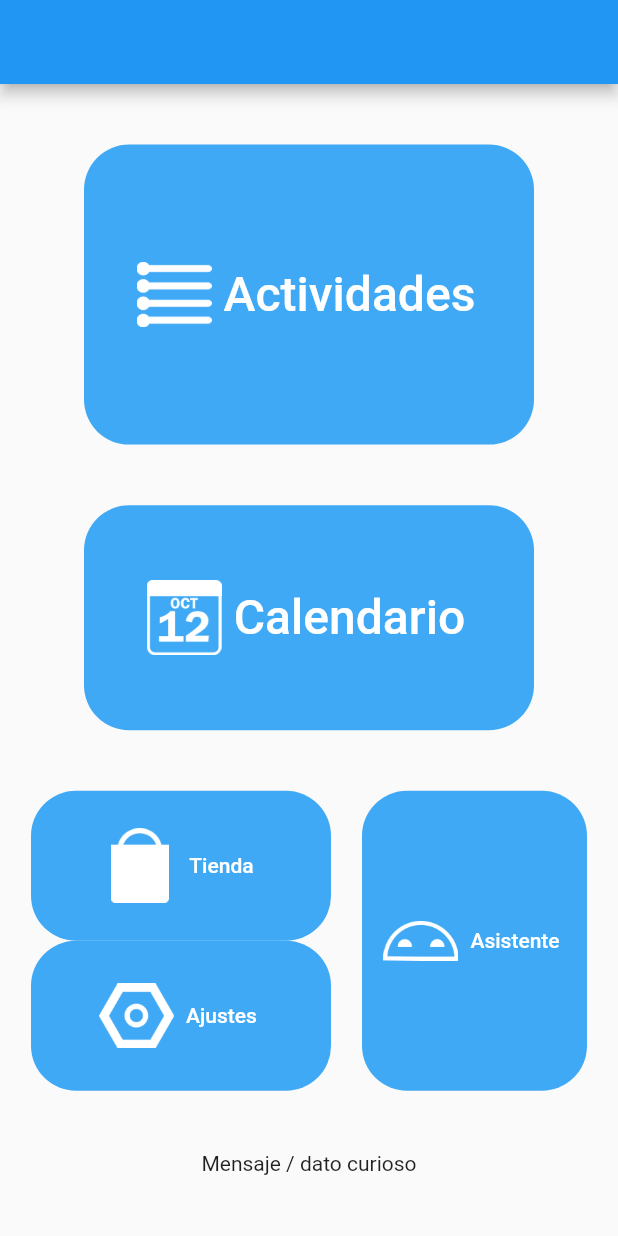
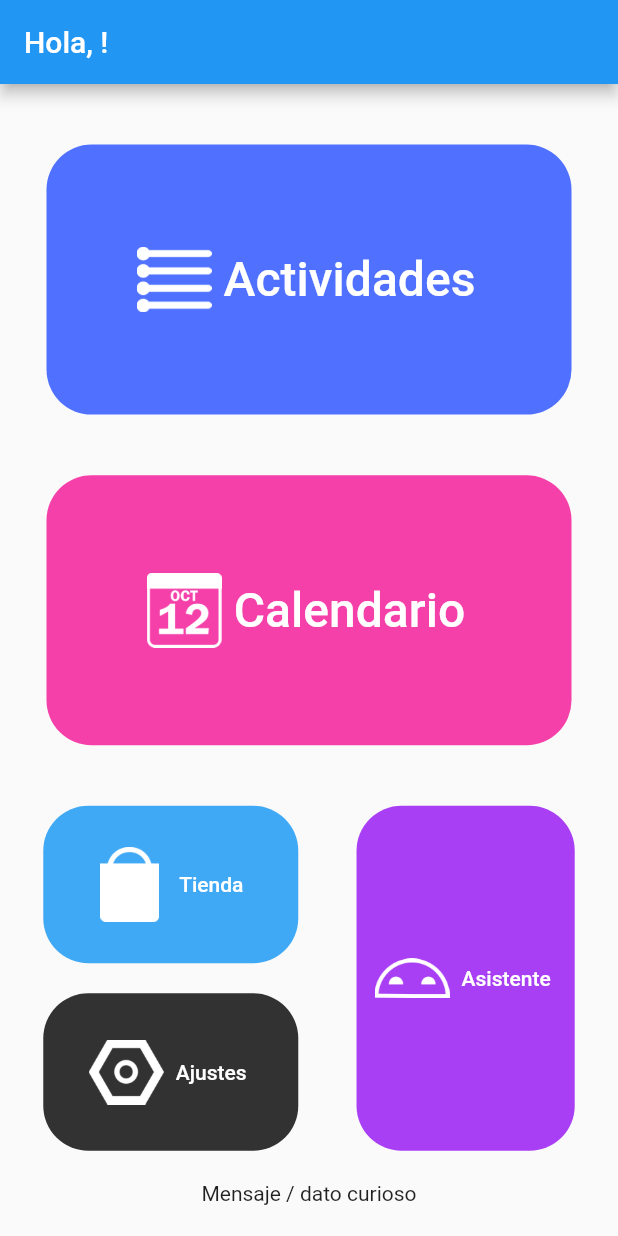
Before and after one commit to JamesMorales04/BigOrganizer, a Flutter app: the Menu screen opened directly, on a phone screen of 412 x 824 dp. Run offline on Flutter 3.47's test engine with Material 2 defaults, Android fonts, the phone set to English and light mode, and no system bars; our stand-ins replace cloud_firestore, firebase_auth, flutter_datetime_picker, table_calendar; missing offline and left inert: flutter_country_picker; accounts and stored records are empty.

```diff
--- a/big_organizer/lib/Backend/Envio/Envio_usuario.dart
+++ b/big_organizer/lib/Backend/Envio/Envio_usuario.dart
@@ -2,16 +2,17 @@ import 'package:big_organizer/Backend/Tablas/Usuario.dart';
 import 'package:cloud_firestore/cloud_firestore.dart';
 
 class Envio_usuario {
-  Envio_usuario({this.userId,this.nombre,this.genero,this.pais});
+  Envio_usuario({this.userId,this.nombre,this.genero,this.pais,this.fecha_nacimiento});
   final Firestore _database = Firestore.instance;
 
   String userId;
   String nombre;
   String genero;
   String pais;
+  DateTime fecha_nacimiento;
 
   addNewTodo() {
-    Usuario user = new Usuario(nombre,genero,pais,false,0);
+    Usuario user = new Usuario(nombre,genero,pais,false,fecha_nacimiento);
     _database.collection("Usuario").document(userId).setData(user.toJson());
 
   }
--- a/big_organizer/lib/Backend/Tablas/Usuario.dart
+++ b/big_organizer/lib/Backend/Tablas/Usuario.dart
@@ -5,17 +5,17 @@ class Usuario {
   String _genre;
   String _pais;
   bool _admin;
-  int _age;
+  DateTime _fecha_nacimiento;
 
   //Definicion de los metodos encargados de proveer los datos en los atributos de la base de datos
   String get name=>_name;
   String get genre=>_genre;
   String get pais=>_pais;
   bool get admin=>_admin;
-  int get age=>_age;
+  DateTime get fecha_nacimiento=>_fecha_nacimiento;
 
   //Constructor encargado de inicializarme los valores
-  Usuario(this._name,this._genre,this._pais,this._admin,this._age);
+  Usuario(this._name,this._genre,this._pais,this._admin,this._fecha_nacimiento);
 
   //Creaccion del json para el Query
   toJson() {
@@ -24,7 +24,7 @@ class Usuario {
       "genre": _genre,
       "admin": _admin,
       "pais": _pais,
-      "age": _age,
+      "fecha_nacimiento": _fecha_nacimiento,
     };
   }
 
--- a/big_organizer/lib/Frontend/Login/Register.dart
+++ b/big_organizer/lib/Frontend/Login/Register.dart
@@ -288,7 +288,7 @@ class _RegisterState extends State<Register> {
         print(_genero);
         print(_pais);
         Envio_usuario envio = new Envio_usuario(
-            userId: _id, nombre: _nombre, genero: _genero, pais: _pais.name);
+            userId: _id, nombre: _nombre, genero: _genero, pais: _pais.name, fecha_nacimiento: _fecha_de_nacimiento);
         envio.addNewTodo();
         print('Signed in: $_id');
         _valido();
--- a/big_organizer/lib/Frontend/Menu/Menu.dart
+++ b/big_organizer/lib/Frontend/Menu/Menu.dart
@@ -20,15 +20,14 @@ class Menu extends StatefulWidget {
 class _MenuState extends State<Menu> {
 
   Widget _activities(){
-    return new Row(
-      mainAxisAlignment: MainAxisAlignment.center,
-      children: <Widget>[
-        ButtonTheme(
-          minWidth: 300.0,
-          height: 200.0,
+    return new Container(
+      padding: EdgeInsets.fromLTRB(10, 20, 10, 0),
+      width: 370,
+      height: 200,
+        child: ButtonTheme(
           child:
             FlatButton.icon(
-            color: Color.fromARGB(255, 63, 169, 245),
+            color: Color.fromARGB(255, 80, 113, 255),
             //icon: Icon(Icons.assessment, color: Colors.white, size: 80), //`Icon` to display
             icon: ImageIcon(AssetImage("assets/icons/activities_icon.png"), size: 50, color:Colors.white),
             label: Text('Actividades', style: TextStyle(color: Colors.white, fontSize: 32)), //`Text` to display
@@ -42,20 +41,18 @@ class _MenuState extends State<Menu> {
             shape: new RoundedRectangleBorder(borderRadius: new BorderRadius.circular(30.0))
           ),
         ),
-      ],
     );
   }
 
   Widget _calendar(){
-    return new Row(
-      mainAxisAlignment: MainAxisAlignment.center,
-      children: <Widget>[
-        ButtonTheme(
-          minWidth: 300.0,
-          height: 150.0,
+    return new Container(
+      padding: EdgeInsets.fromLTRB(10, 20, 10, 0),
+      width: 370,
+      height: 200,
+      child: ButtonTheme(
           child:
             FlatButton.icon(
-            color: Color.fromARGB(255, 63, 169, 245),
+            color: Color.fromARGB(255, 245, 63, 169),
             icon: ImageIcon(AssetImage("assets/icons/calendar_icon.png"), size: 50, color:Colors.white), //`Icon` to display
             label: Text('Calendario', style: TextStyle(color: Colors.white, fontSize: 32)), //`Text` to display
             onPressed: () {
@@ -68,14 +65,15 @@ class _MenuState extends State<Menu> {
             shape: new RoundedRectangleBorder(borderRadius: new BorderRadius.circular(30.0))
           ),
         ),
-      ],
     );
   }
 
   Widget _tienda(){
-    return new ButtonTheme(
-      minWidth: 200.0,
-      height: 100.0,
+    return new Container(
+      padding: EdgeInsets.fromLTRB(20, 20, 10, 0),
+      width: 200,
+      height:125,
+      child: ButtonTheme(
       child: FlatButton.icon(
           color: Color.fromARGB(255, 63, 169, 245),
           icon: ImageIcon(AssetImage("assets/icons/store_icon.png"), size: 50, color:Colors.white), //`Icon` to display
@@ -89,16 +87,17 @@ class _MenuState extends State<Menu> {
           },
           shape: new RoundedRectangleBorder(borderRadius: new BorderRadius.circular(30.0))
         ),
-    );
+    ));
   }
 
   Widget _ajustes(){
-    return new ButtonTheme(
-      padding: EdgeInsets.only(top: 10),
-      minWidth: 200.0,
-      height: 100.0,
+    return new Container(
+      padding: EdgeInsets.fromLTRB(20, 20, 10, 0),
+      width: 200,
+      height:125,
+      child: ButtonTheme(
       child: FlatButton.icon(
-          color: Color.fromARGB(255, 63, 169, 245),
+          color: Color.fromARGB(255, 50, 50, 50),
           icon: ImageIcon(AssetImage("assets/icons/settings_icon.png"), size: 50, color:Colors.white), //`Icon` to display
           label: Text('Ajustes', style: TextStyle(color: Colors.white)), //`Text` to display
           onPressed: () {
@@ -110,15 +109,17 @@ class _MenuState extends State<Menu> {
           },
           shape: new RoundedRectangleBorder(borderRadius: new BorderRadius.circular(30.0))
         ),
+    )
+
     );
   }
 
   Widget _asistente(){
-    return new ButtonTheme(
-      minWidth: 150.0,
-      height: 200.0,
+    return new Container(
+      padding: EdgeInsets.fromLTRB(20, 20, 20, 0),
+      height: 250,
       child: FlatButton.icon(
-          color: Color.fromARGB(255, 63, 169, 245),
+          color: Color.fromARGB(255, 169, 63, 245),
           icon: ImageIcon(AssetImage("assets/icons/assistant_icon.png"), size: 50, color:Colors.white), //`Icon` to display
           label: Text('Asistente', style: TextStyle(color: Colors.white)), //`Text` to display
           onPressed: () {
@@ -156,7 +157,7 @@ class _MenuState extends State<Menu> {
     String name=document['name'];
     return new Scaffold(
       appBar: new AppBar(
-          title: Text(name),
+          title: Text("Hola, ${name}!"),
           automaticallyImplyLeading: false),
       body: Center(
         child:
```
